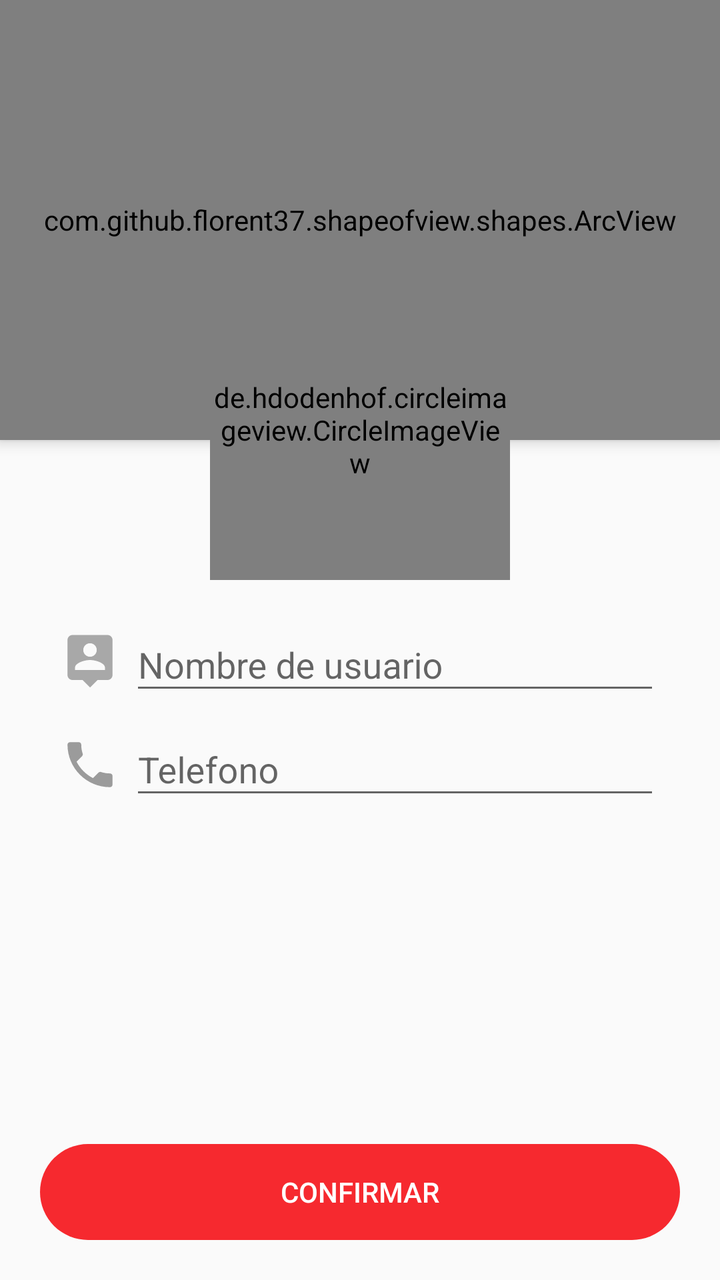
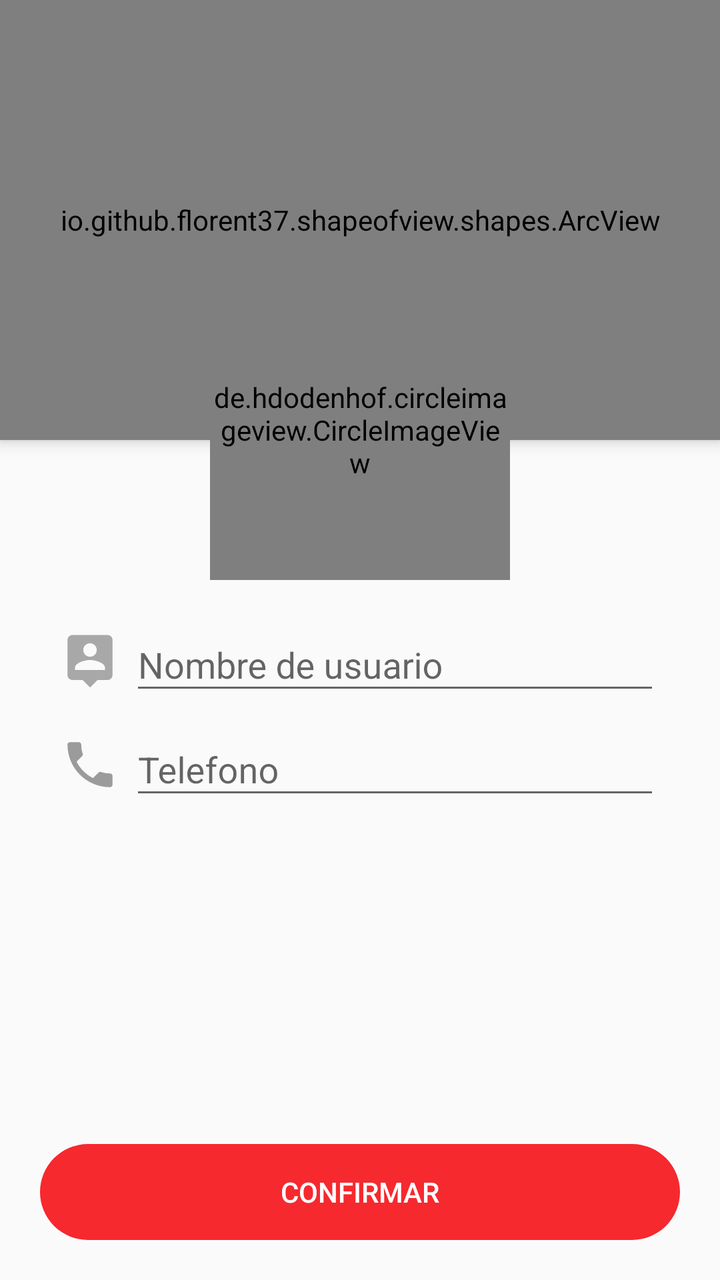

Before-and-after screenshots of an Android layout around one commit, followed by the original layout XML and the change that was made.
<!-- AndroidManifest.xml: application theme AppTheme -->
<!-- res/layout/activity_complete_profile.xml -->
<?xml version="1.0" encoding="utf-8"?>
<androidx.coordinatorlayout.widget.CoordinatorLayout xmlns:android="http://schemas.android.com/apk/res/android"
    xmlns:app="http://schemas.android.com/apk/res-auto"
    xmlns:tools="http://schemas.android.com/tools"
    android:layout_width="match_parent"
    android:layout_height="match_parent"
    android:fitsSystemWindows="true"
    tools:context=".activities.RegisterActivity">

    <LinearLayout
        android:layout_width="match_parent"
        android:layout_height="match_parent"
        android:orientation="vertical">


        <com.github.florent37.shapeofview.shapes.ArcView
            android:layout_width="match_parent"
            android:layout_height="220dp"
            android:elevation="4dp"
            app:shape_arc_cropDirection="outside"
            app:shape_arc_height="20dp"
            app:shape_arc_position="bottom"
            >

            <View
                android:layout_width="match_parent"
                android:layout_height="match_parent"
                android:background="@color/colorAccent" />

            <TextView
                android:layout_width="match_parent"
                android:layout_height="match_parent"
                android:text="COMPLETA TU INFORMACIÓN"
                android:textColor="@color/colorWhite"
                android:textAlignment="center"
                android:gravity="center"
                android:textStyle="bold"
                android:textSize="22dp"
                android:layout_marginBottom="20dp"/>

        </com.github.florent37.shapeofview.shapes.ArcView>

        <LinearLayout
            android:layout_width="match_parent"
            android:layout_height="wrap_content"
            android:orientation="horizontal"
            android:layout_marginLeft="30dp"
            android:layout_marginRight="30dp"
            android:layout_marginTop="80dp">

            <ImageView
                android:layout_width="30dp"
                android:layout_height="30dp"
                android:src="@drawable/ic_person_pin"
                android:layout_marginTop="15dp"
                android:layout_marginRight="5dp"/>

            <com.google.android.material.textfield.TextInputLayout
                android:layout_width="match_parent"
                android:layout_height="wrap_content"
                >

                <com.google.android.material.textfield.TextInputEditText
                    android:id="@+id/textInputUsername"
                    android:layout_width="match_parent"
                    android:layout_height="wrap_content"
                    android:hint="Nombre de usuario"
                    android:inputType="textEmailAddress" />

            </com.google.android.material.textfield.TextInputLayout>


        </LinearLayout>

        <LinearLayout
            android:layout_width="match_parent"
            android:layout_height="wrap_content"
            android:orientation="horizontal"
            android:layout_marginLeft="30dp"
            android:layout_marginRight="30dp"
            >

            <ImageView
                android:layout_width="30dp"
                android:layout_height="30dp"
                android:src="@drawable/ic_phone"
                android:layout_marginTop="15dp"
                android:layout_marginRight="5dp"/>

            <com.google.android.material.textfield.TextInputLayout
                android:layout_width="match_parent"
                android:layout_height="wrap_content"
                >

                <com.google.android.material.textfield.TextInputEditText
                    android:id="@+id/textInputPhone"
                    android:layout_width="match_parent"
                    android:layout_height="wrap_content"
                    android:hint="Telefono"
                    android:inputType="numberSigned" />

            </com.google.android.material.textfield.TextInputLayout>


        </LinearLayout>

    </LinearLayout>


    <Button
        android:id="@+id/btnRegister"
        android:layout_width="match_parent"
        android:layout_height="wrap_content"
        android:text="CONFIRMAR"
        android:background="@drawable/rounded_button"
        android:backgroundTint="@color/colorAccent"
        android:layout_gravity="bottom"
        android:textColor="@color/colorWhite"
        android:layout_margin="20dp"/>

    <de.hdodenhof.circleimageview.CircleImageView
        android:layout_width="150dp"
        android:layout_height="150dp"
        android:src="@drawable/ic_person_grey"
        android:layout_gravity="top|center"
        android:layout_marginTop="140dp"
        app:civ_border_color="#eeeeee"
        app:civ_circle_background_color="@color/colorWhite"
        app:civ_border_width="5dp"/>


</androidx.coordinatorlayout.widget.CoordinatorLayout>
<!-- resources referenced by this layout -->
<resources>
  <color name="colorAccent">#F6292F</color>
  <color name="colorWhite">#ffffff</color>
  <!-- drawable ic_person_grey (drawable) -->
  <vector android:height="150dp" android:tint="#CFCFCF"
      android:viewportHeight="24.0" android:viewportWidth="24.0"
      android:width="150dp" xmlns:android="http://schemas.android.com/apk/res/android">
      <path android:fillColor="#FF000000" android:pathData="M12,12c2.21,0 4,-1.79 4,-4s-1.79,-4 -4,-4 -4,1.79 -4,4 1.79,4 4,4zM12,14c-2.67,0 -8,1.34 -8,4v2h16v-2c0,-2.66 -5.33,-4 -8,-4z"/>
  </vector>
  <!-- drawable ic_person_pin (drawable) -->
  <vector android:height="50dp" android:tint="#A8A8A8"
      android:viewportHeight="24.0" android:viewportWidth="24.0"
      android:width="50dp" xmlns:android="http://schemas.android.com/apk/res/android">
      <path android:fillColor="#FF000000" android:pathData="M19,2L5,2c-1.11,0 -2,0.9 -2,2v14c0,1.1 0.89,2 2,2h4l3,3 3,-3h4c1.1,0 2,-0.9 2,-2L21,4c0,-1.1 -0.9,-2 -2,-2zM12,5.3c1.49,0 2.7,1.21 2.7,2.7 0,1.49 -1.21,2.7 -2.7,2.7 -1.49,0 -2.7,-1.21 -2.7,-2.7 0,-1.49 1.21,-2.7 2.7,-2.7zM18,16L6,16v-0.9c0,-2 4,-3.1 6,-3.1s6,1.1 6,3.1v0.9z"/>
  </vector>
  <!-- drawable ic_phone (drawable) -->
  <vector android:height="50dp" android:tint="#9B9B9B"
      android:viewportHeight="24.0" android:viewportWidth="24.0"
      android:width="50dp" xmlns:android="http://schemas.android.com/apk/res/android">
      <path android:fillColor="#FF000000" android:pathData="M6.62,10.79c1.44,2.83 3.76,5.14 6.59,6.59l2.2,-2.2c0.27,-0.27 0.67,-0.36 1.02,-0.24 1.12,0.37 2.33,0.57 3.57,0.57 0.55,0 1,0.45 1,1V20c0,0.55 -0.45,1 -1,1 -9.39,0 -17,-7.61 -17,-17 0,-0.55 0.45,-1 1,-1h3.5c0.55,0 1,0.45 1,1 0,1.25 0.2,2.45 0.57,3.57 0.11,0.35 0.03,0.74 -0.25,1.02l-2.2,2.2z"/>
  </vector>
  <!-- drawable rounded_button (drawable) -->
  <?xml version="1.0" encoding="utf-8"?>
  <shape xmlns:android="http://schemas.android.com/apk/res/android"
          android:shape="rectangle" android:padding="10dp">
  
      <corners android:radius="30dp" />
  
  </shape>
  <style name="AppTheme" parent="Theme.AppCompat.Light.NoActionBar">
          
          <item name="colorPrimary">@color/colorPrimary</item>
          <item name="colorPrimaryDark">@color/colorPrimaryDark</item>
          <item name="colorAccent">@color/colorAccent</item>
      </style>
  <color name="colorPrimary">#F8F8F8</color>
  <color name="colorPrimaryDark">#F6292F</color>
</resources>

<!-- the commit's change to res/layout/activity_complete_profile.xml (unified diff, before → after) -->
@@ -13,7 +13,7 @@
         android:orientation="vertical">
 
 
-        <com.github.florent37.shapeofview.shapes.ArcView
+        <io.github.florent37.shapeofview.shapes.ArcView
             android:layout_width="match_parent"
             android:layout_height="220dp"
             android:elevation="4dp"
@@ -38,7 +38,7 @@
                 android:textSize="22dp"
                 android:layout_marginBottom="20dp"/>
 
-        </com.github.florent37.shapeofview.shapes.ArcView>
+        </io.github.florent37.shapeofview.shapes.ArcView>
 
         <LinearLayout
             android:layout_width="match_parent"
